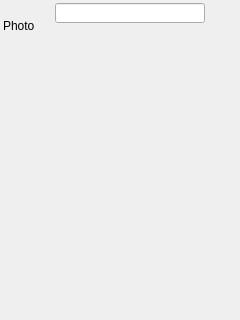
north0808/haina, file haina/codes/beluga/client/moblie/BelugaApp/belugamain.ui: the form before one commit.
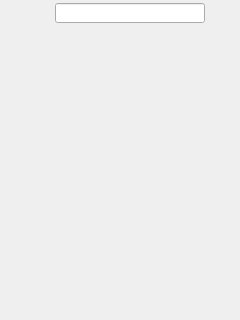
The form after the commit. Icons and pictures are not drawn.

```diff
--- a/haina/codes/beluga/client/moblie/BelugaApp/belugamain.ui
+++ b/haina/codes/beluga/client/moblie/BelugaApp/belugamain.ui
@@ -16,22 +16,6 @@
   <property name="autoFillBackground">
    <bool>true</bool>
   </property>
-  <widget class="QLabel" name="contactlogo">
-   <property name="geometry">
-    <rect>
-     <x>3</x>
-     <y>3</y>
-     <width>45</width>
-     <height>45</height>
-    </rect>
-   </property>
-   <property name="styleSheet">
-    <string>border-color: qradialgradient(spread:pad, cx:0.5, cy:0.5, radius:0.5, fx:0.5, fy:0.5, stop:0 rgba(255, 235, 235, 206), stop:0.35 rgba(255, 188, 188, 80), stop:0.4 rgba(255, 162, 162, 80), stop:0.425 rgba(255, 132, 132, 156), stop:0.44 rgba(252, 128, 128, 80), stop:1 rgba(255, 255, 255, 0));</string>
-   </property>
-   <property name="text">
-    <string>Photo</string>
-   </property>
-  </widget>
   <widget class="QLineEdit" name="search">
    <property name="geometry">
     <rect>
@@ -64,6 +48,28 @@
     <pixmap resource="belugaapp.qrc">:/BelugaApp/Resources/images/search.png</pixmap>
    </property>
   </widget>
+  <widget class="QPushButton" name="contactphoto">
+   <property name="geometry">
+    <rect>
+     <x>3</x>
+     <y>3</y>
+     <width>45</width>
+     <height>45</height>
+    </rect>
+   </property>
+   <property name="text">
+    <string/>
+   </property>
+   <property name="iconSize">
+    <size>
+     <width>45</width>
+     <height>45</height>
+    </size>
+   </property>
+   <property name="flat">
+    <bool>true</bool>
+   </property>
+  </widget>
  </widget>
  <resources>
   <include location="belugaapp.qrc"/>
```
